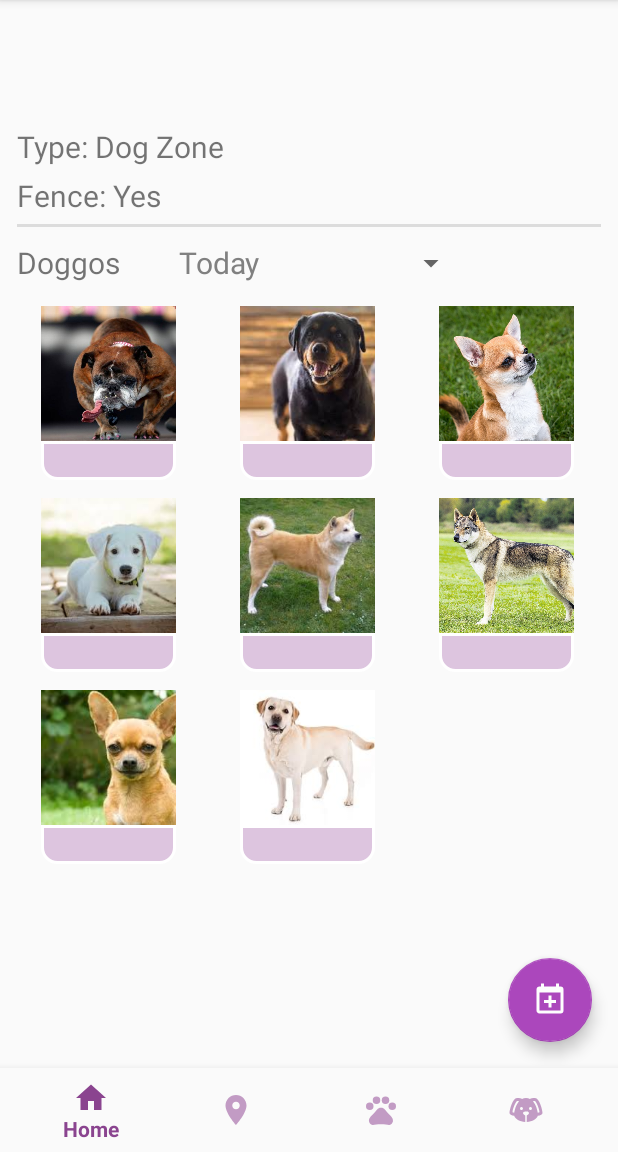
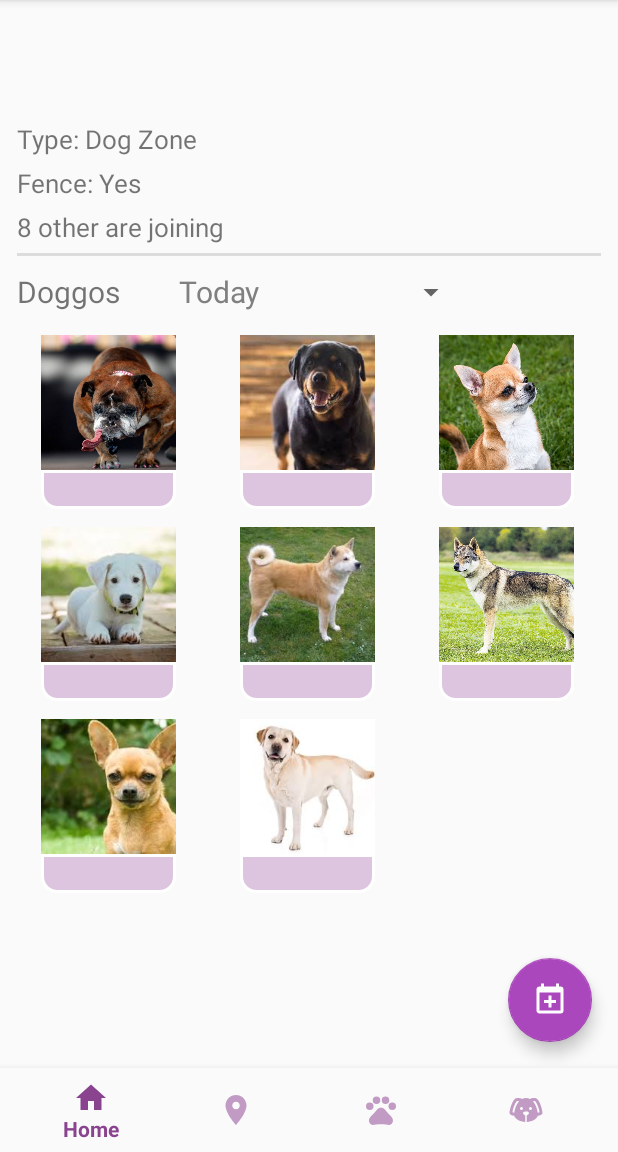
Before and after one commit to theastrocoder/DoggoDate, an Android app: the fragment DoggoZoneFragment placed in its activity, on a phone screen of 412 x 824 dp, the part 84-1236 px from its top. Run offline under Robolectric (Android 15) with nearby library versions, the phone set to English and light mode, and no system bars; libraries missing offline, so code that uses them is left out: com.github.siyamed.shapeimageview, com.sothree.slidinguppanel; 4 statements that could not run were skipped.

Commit message:
Bug fixed

```diff
--- a/app/src/main/AndroidManifest.xml
+++ b/app/src/main/AndroidManifest.xml
@@ -14,9 +14,8 @@
 
     <application
         android:allowBackup="true"
-        android:icon="@mipmap/ic_launcher"
         android:label="@string/app_name"
-        android:roundIcon="@mipmap/appicon"
+        android:roundIcon="@mipmap/apicon"
         android:supportsRtl="true"
         android:theme="@style/AppTheme">
 
--- a/app/src/main/java/io/mse/doggodate/DoggoZoneFragment.java
+++ b/app/src/main/java/io/mse/doggodate/DoggoZoneFragment.java
@@ -47,11 +47,13 @@ public class DoggoZoneFragment extends Fragment {
         TextView parkArea = (TextView) view.findViewById(R.id.area);
         TextView type = (TextView) view.findViewById(R.id.type);
         TextView fence = (TextView) view.findViewById(R.id.fence);
+        TextView doggos = (TextView) view.findViewById(R.id.doggos_joining);
 
         parkName.setText(selectedDogoZone.getName());
         parkArea.setText("Area: " + String.valueOf(selectedDogoZone.getSurface() + "m2"));
         type.setText("Type: Dog Zone");
         fence.setText("Fence: Yes");
+        doggos.setText("8 other are joining");
 
         spinner = (Spinner) view.findViewById(R.id.spinner);
         arrayAdapter =new ArrayAdapter<String>(getContext(), android.R.layout.simple_spinner_dropdown_item, date );
--- a/app/src/main/res/layout/doggozone_fragment.xml
+++ b/app/src/main/res/layout/doggozone_fragment.xml
@@ -28,21 +28,28 @@
             android:id="@+id/area"
             android:layout_width="fill_parent"
             android:layout_height="wrap_content"
-            android:textSize="20sp"
+            android:textSize="17sp"
             android:paddingBottom="5dp"/>
 
         <TextView
             android:id="@+id/type"
             android:layout_width="fill_parent"
             android:layout_height="wrap_content"
-            android:textSize="20sp"
+            android:textSize="17sp"
             android:paddingBottom="5dp"/>
 
         <TextView
             android:id="@+id/fence"
             android:layout_width="fill_parent"
             android:layout_height="wrap_content"
-            android:textSize="20sp"
+            android:textSize="17sp"
+            android:paddingBottom="5dp"/>
+
+        <TextView
+            android:id="@+id/doggos_joining"
+            android:layout_width="fill_parent"
+            android:layout_height="wrap_content"
+            android:textSize="17sp"
             android:paddingBottom="5dp"/>
 
         <View
```
Also changed, not shown: app/src/main/res/mipmap-hdpi/apicon.png (added), app/src/main/res/mipmap-hdpi/appicon.svg (deleted).
